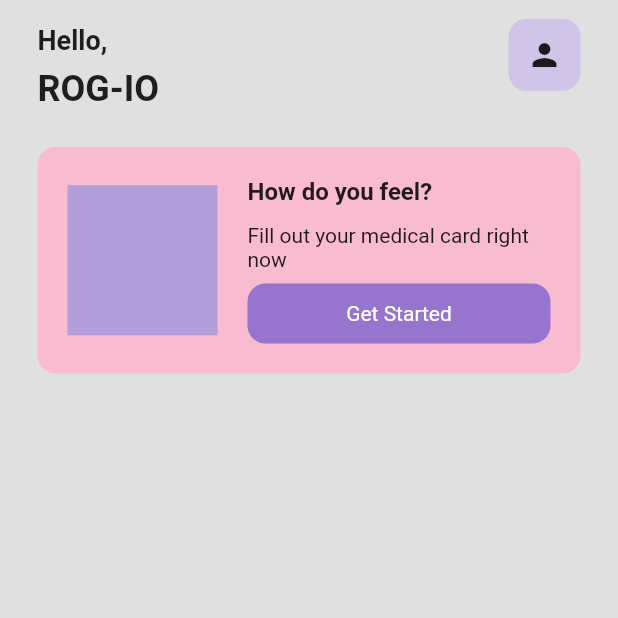
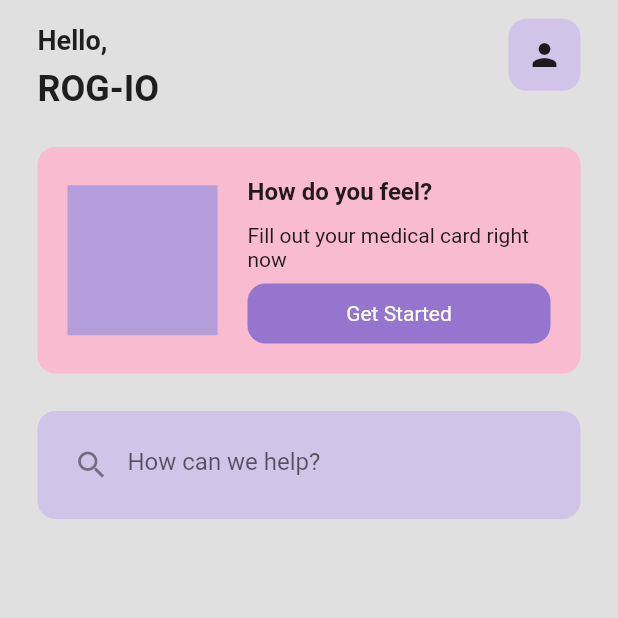
Before and after one commit to ROG-stdioh/medical_app_ui, a Flutter app: the screen it shows after launch, on a phone screen of 412 x 824 dp, the top half of it. Run offline on Flutter 3.47's test engine with Material 2 defaults, Android fonts, the phone set to English and light mode, and no system bars.

Commit message:
search bar

```diff
--- a/lib/main.dart
+++ b/lib/main.dart
@@ -13,6 +13,7 @@ class MyApp extends StatelessWidget {
     return MaterialApp(
       debugShowCheckedModeBanner: false,
       home: HomePage(),
+      theme: ThemeData(primarySwatch: Colors.deepPurple),
     );
   }
 }
--- a/lib/pages/home_page.dart
+++ b/lib/pages/home_page.dart
@@ -125,6 +125,23 @@ class _HomePageState extends State<HomePage> {
             SizedBox(height: 25),
 
             // search bar
+            Padding(
+              padding: const EdgeInsets.symmetric(horizontal: 25.0),
+              child: Container(
+                padding: EdgeInsets.all(12),
+                decoration: BoxDecoration(
+                  color: Colors.deepPurple[100],
+                  borderRadius: BorderRadius.circular(12),
+                ),
+                child: TextField(
+                  decoration: InputDecoration(
+                    prefixIcon: Icon(Icons.search),
+                    border: InputBorder.none,
+                    hintText: 'How can we help?',
+                  ),
+                ),
+              ),
+            ),
 
             // horizontal listview -> categories
 
```
